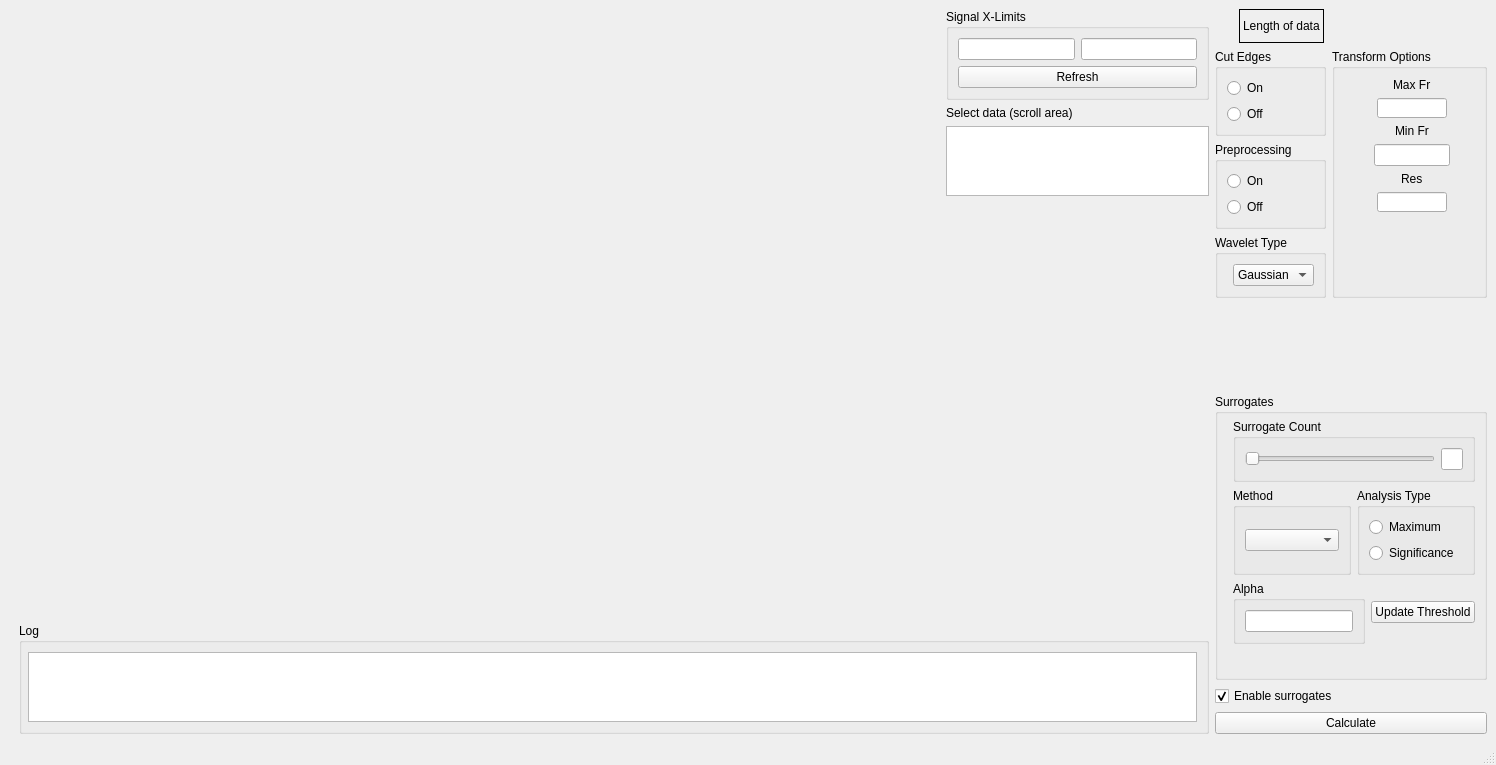
Old version of the form res/layout/window_phase_coherence.ui in the repository luphysics/PyMODA.
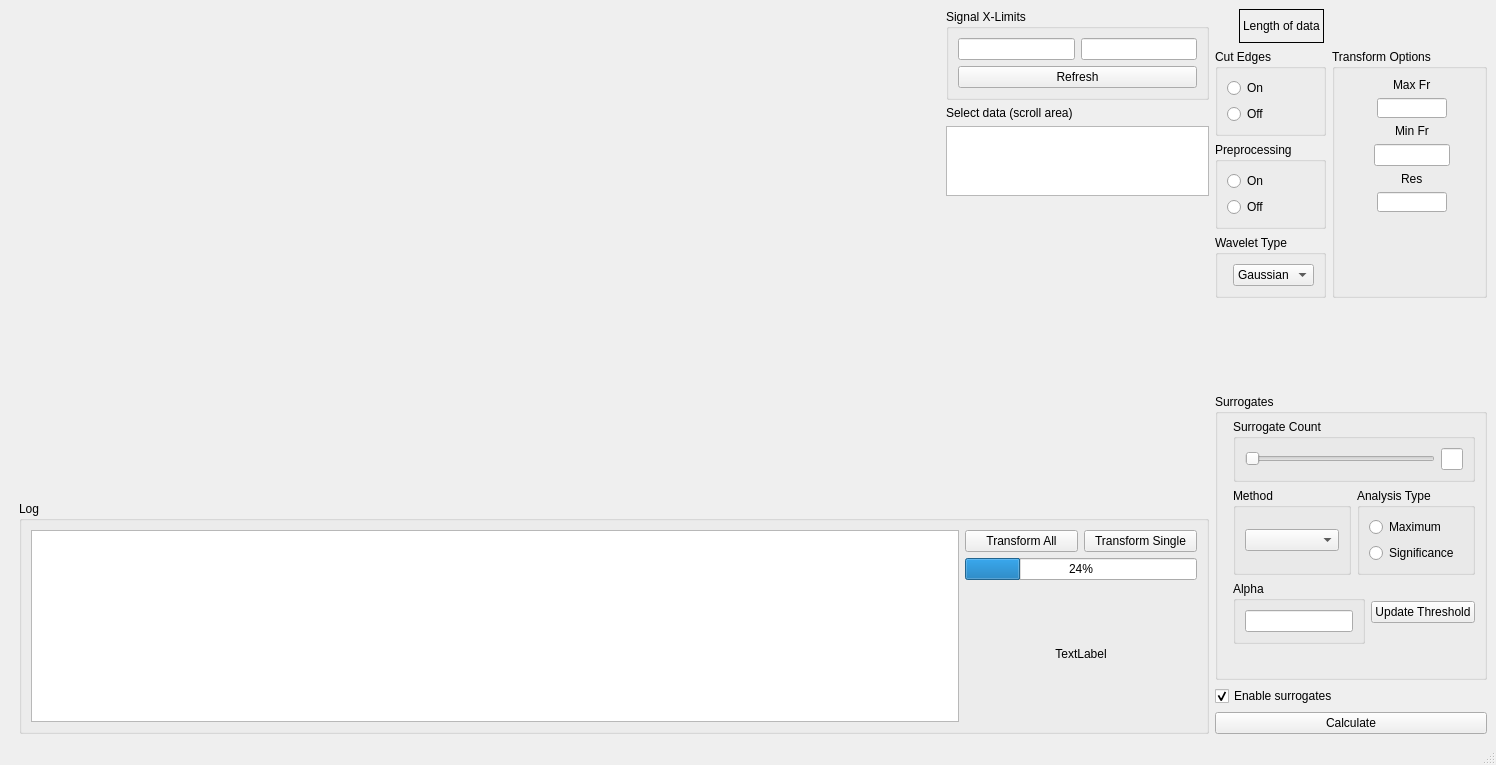
New version of the form. Custom widgets are drawn as their Qt base class.

Commit message: Add progress bar for tasks

What changed in the file:
```diff
--- a/res/layout/window_phase_coherence.ui
+++ b/res/layout/window_phase_coherence.ui
@@ -18,7 +18,7 @@
     <item>
      <layout class="QHBoxLayout" name="main_layout" stretch="9,0">
       <item>
-       <layout class="QVBoxLayout" name="verticalLayout_7" stretch="9,1">
+       <layout class="QVBoxLayout" name="verticalLayout_7" stretch="9,0">
         <property name="leftMargin">
          <number>10</number>
         </property>
@@ -98,17 +98,53 @@
           <property name="title">
            <string>Log</string>
           </property>
-          <layout class="QGridLayout" name="gridLayout_8">
-           <property name="leftMargin">
-            <number>6</number>
-           </property>
-           <item row="0" column="0">
+          <layout class="QHBoxLayout" name="horizontalLayout_10" stretch="4,1">
+           <item>
             <widget class="QPlainTextEdit" name="text_log">
              <property name="readOnly">
               <bool>true</bool>
              </property>
             </widget>
            </item>
+           <item>
+            <layout class="QVBoxLayout" name="verticalLayout_11">
+             <item>
+              <layout class="QHBoxLayout" name="horizontalLayout_9">
+               <item>
+                <widget class="QPushButton" name="btn_calculate">
+                 <property name="text">
+                  <string>Transform All</string>
+                 </property>
+                </widget>
+               </item>
+               <item>
+                <widget class="QPushButton" name="btn_calculate_single">
+                 <property name="text">
+                  <string>Transform Single</string>
+                 </property>
+                </widget>
+               </item>
+              </layout>
+             </item>
+             <item>
+              <widget class="QProgressBar" name="progress">
+               <property name="value">
+                <number>24</number>
+               </property>
+              </widget>
+             </item>
+             <item>
+              <widget class="QLabel" name="lbl_progress">
+               <property name="text">
+                <string>TextLabel</string>
+               </property>
+               <property name="alignment">
+                <set>Qt::AlignCenter</set>
+               </property>
+              </widget>
+             </item>
+            </layout>
+           </item>
           </layout>
          </widget>
         </item>
@@ -241,7 +277,7 @@
              </widget>
             </item>
             <item>
-             <widget class="QPushButton" name="btn_calculate">
+             <widget class="QPushButton" name="btn_stats">
               <property name="text">
                <string>Calculate</string>
               </property>
```
The commit also changes 8 other files.
